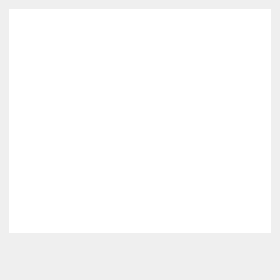
First picture: the form in window/interface/select_vocab_interface.ui, repository apps-open/BiLinguo, before the edit.
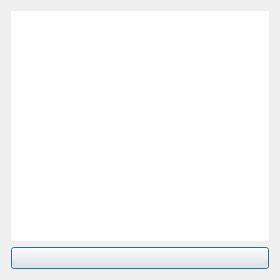
Second picture: the form after the edit. Icons and pictures are not drawn.

Diff of the .ui file:
```diff
--- a/window/interface/select_vocab_interface.ui
+++ b/window/interface/select_vocab_interface.ui
@@ -1,7 +1,10 @@
 <?xml version="1.0" encoding="UTF-8"?>
 <ui version="4.0">
- <class>MainWindow</class>
- <widget class="QMainWindow" name="MainWindow">
+ <class>Dialog</class>
+ <widget class="QDialog" name="Dialog">
+  <property name="windowModality">
+   <enum>Qt::WindowModal</enum>
+  </property>
   <property name="geometry">
    <rect>
     <x>0</x>
@@ -10,19 +13,25 @@
     <height>280</height>
    </rect>
   </property>
+  <property name="minimumSize">
+   <size>
+    <width>280</width>
+    <height>280</height>
+   </size>
+  </property>
+  <property name="maximumSize">
+   <size>
+    <width>280</width>
+    <height>280</height>
+   </size>
+  </property>
   <property name="windowTitle">
    <string>Select vocabulary</string>
   </property>
-  <property name="styleSheet">
-   <string notr="true"></string>
+  <property name="modal">
+   <bool>true</bool>
   </property>
-  <widget class="QWidget" name="centralwidget">
-   <layout class="QVBoxLayout" name="verticalLayout_2">
-    <item>
      <layout class="QVBoxLayout" name="verticalLayout">
-      <property name="sizeConstraint">
-       <enum>QLayout::SetNoConstraint</enum>
-      </property>
       <item>
        <widget class="QListWidget" name="vocab_list">
         <property name="styleSheet">
@@ -35,26 +44,11 @@
         </property>
        </widget>
       </item>
-     </layout>
-    </item>
-    <item>
-     <layout class="QHBoxLayout" name="horizontalLayout">
-      <property name="sizeConstraint">
-       <enum>QLayout::SetDefaultConstraint</enum>
-      </property>
       <item>
        <widget class="QPushButton" name="open_button">
         <property name="styleSheet">
-         <string notr="true">*{image: url(:/enter_icon/icons8-next-page-24.png);
-
-border-radius: 5px;
-border: 0px solid;
-height: 32px;}
-*:hover {
-     height: 32px;
-      border: 1px solid white;
-      
-}</string>
+      <string notr="true">*{
+	image: url(:/enter_icon/icons8-next-page-24.png);}</string>
         </property>
         <property name="text">
          <string/>
@@ -62,9 +56,6 @@
        </widget>
       </item>
      </layout>
-    </item>
-   </layout>
-  </widget>
  </widget>
  <resources>
   <include location="resource/src.qrc"/>
```
Left out of the diff: 2 changed lines with no effect on the pictures. Lines whose indentation alone changed are shown as unchanged.
